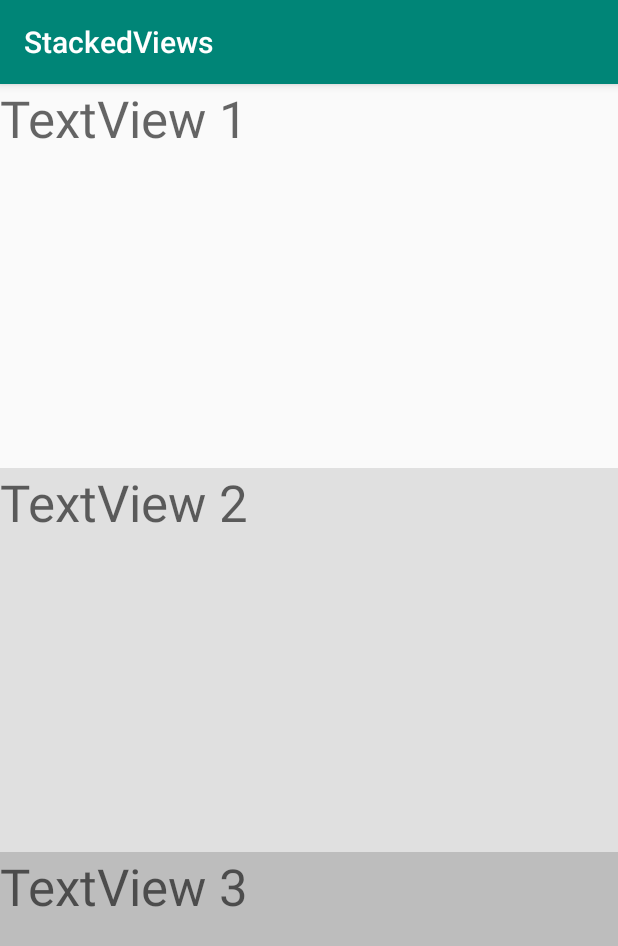
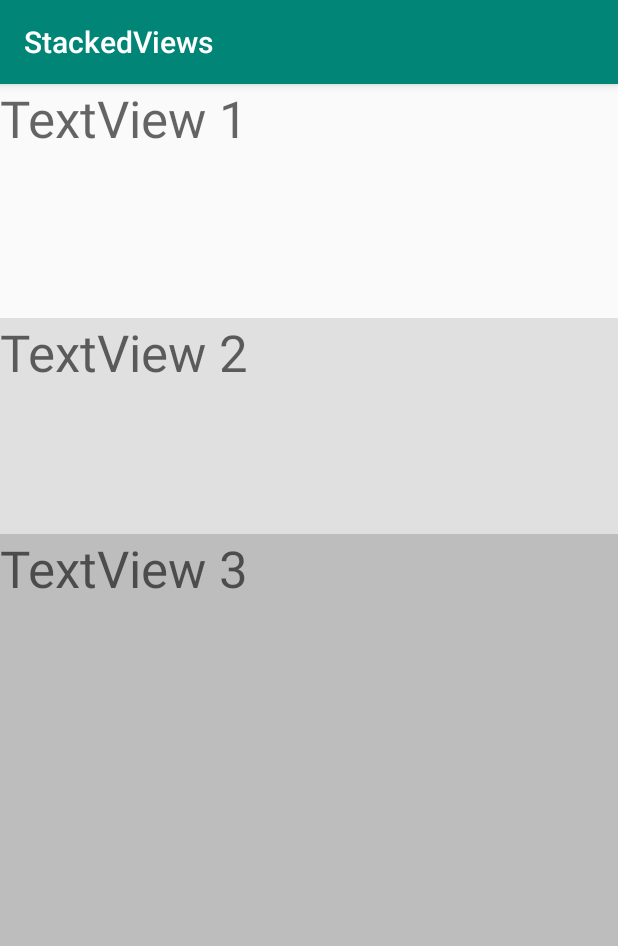
Before and after one commit to mathpier305/StackedViews, an Android app: the screen it shows after launch (MainActivity), on a phone screen of 412 x 824 dp. Shown: the top 946 px of the screen. Run offline under Robolectric (Android 15) with nearby library versions, the phone set to English and light mode, and no system bars.

```diff
--- a/app/src/main/res/layout/activity_main.xml
+++ b/app/src/main/res/layout/activity_main.xml
@@ -9,38 +9,40 @@
 
     <TextView
             android:id="@+id/textView1"
-            android:layout_width="0dp"
-            android:layout_height="0dp"
+            android:layout_width="match_parent"
+            android:layout_height="match_parent"
             android:text="@string/view1"
             android:background="@color/very_light_gray"
             android:textAppearance="@style/TextAppearance.AppCompat.Display1"
-            app:layout_constraintBottom_toTopOf="@+id/textView2"
+            app:layout_constraintBottom_toTopOf="parent"
             app:layout_constraintLeft_toLeftOf="parent"
             app:layout_constraintRight_toRightOf="parent"
             app:layout_constraintTop_toTopOf="parent"/>
 
     <TextView
             android:id="@+id/textView2"
-            android:layout_width="0dp"
-            android:layout_height="0dp"
+            android:layout_width="match_parent"
+            android:layout_height="match_parent"
             android:text="@string/view2"
+            android:layout_marginTop="156dp"
             android:background="@color/light_gray"
             android:textAppearance="@style/TextAppearance.AppCompat.Display1"
-            app:layout_constraintBottom_toTopOf="@+id/textView3"
-            app:layout_constraintTop_toBottomOf="@+id/textView1"
+            app:layout_constraintBottom_toTopOf="parent"
+            app:layout_constraintTop_toBottomOf="parent"
             app:layout_constraintRight_toRightOf="parent"
             app:layout_constraintLeft_toLeftOf="parent"/>
 
     <TextView
             android:id="@+id/textView3"
-            android:layout_width="0dp"
-            android:layout_height="0dp"
+            android:layout_width="match_parent"
+            android:layout_height="match_parent"
             android:text="@string/view3"
             android:background="@color/medium_gray"
             android:textAppearance="@style/TextAppearance.AppCompat.Display1"
+            android:layout_marginTop="300dp"
             app:layout_constraintLeft_toLeftOf="parent"
             app:layout_constraintRight_toRightOf="parent"
-            app:layout_constraintTop_toBottomOf="@+id/textView2"
+            app:layout_constraintTop_toBottomOf="parent"
             app:layout_constraintBottom_toBottomOf="parent"/>
 
 </android.support.constraint.ConstraintLayout>
```
Also changed, not shown: 1 other file.
